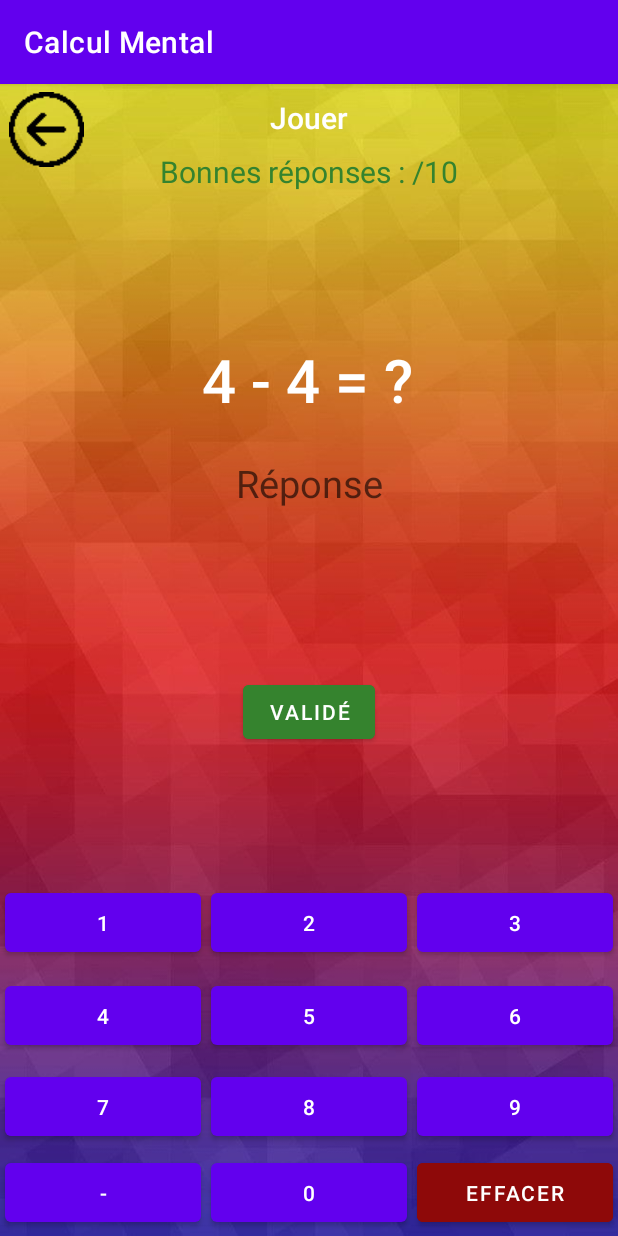
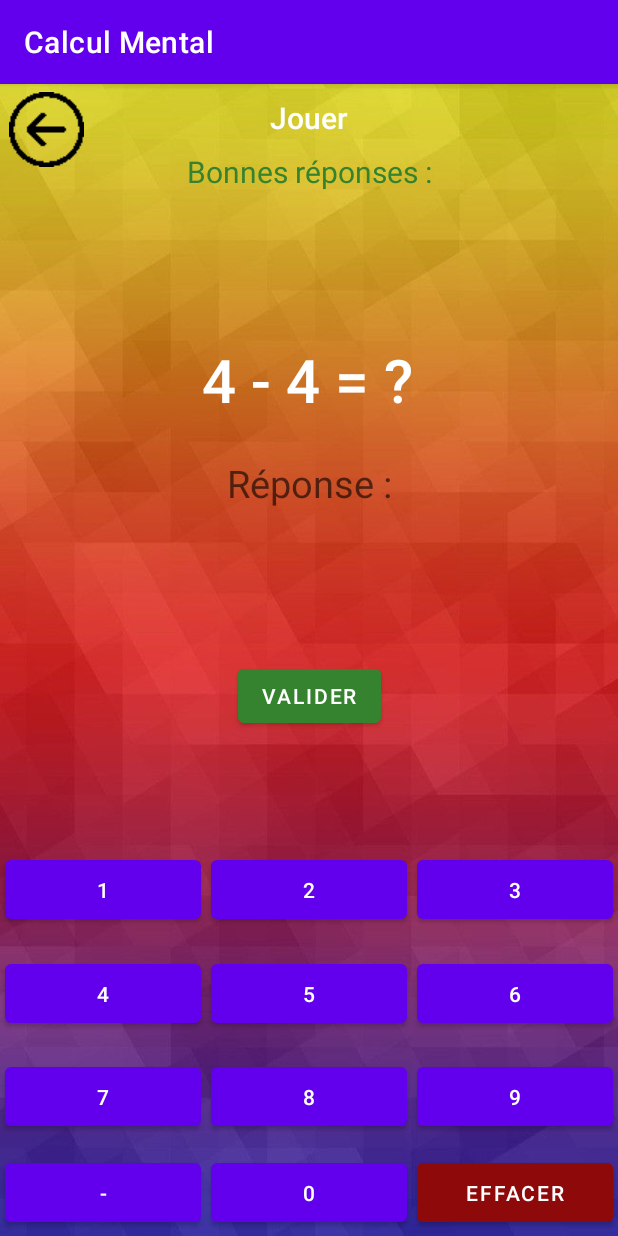
Before and after one commit to Adrien222/CalculMental, an Android app: the ActivityNiveau1 screen opened directly, with no data from a screen before it, on a phone screen of 412 x 824 dp. Run offline under Robolectric (Android 15) with nearby library versions, the phone set to English and light mode, and no system bars.

Commit message:
Ajout compteur mauvaises réponses, traduction en anglais

```diff
--- a/app/src/main/res/layout/activity_fin.xml
+++ b/app/src/main/res/layout/activity_fin.xml
@@ -11,7 +11,7 @@
         android:layout_width="wrap_content"
         android:layout_height="wrap_content"
         android:fontFamily="sans-serif-medium"
-        android:text="@string/niveau_1"
+        android:text="@string/jouer"
         android:textColor="@color/white"
         android:textSize="20dp"
         app:layout_constraintBottom_toTopOf="@+id/imageBien"
--- a/app/src/main/res/layout/activity_niveau1.xml
+++ b/app/src/main/res/layout/activity_niveau1.xml
@@ -301,10 +301,10 @@
         app:layout_constraintTop_toBottomOf="@+id/affichage_calcul" />
 
     <TextView
-        android:gravity="center"
         android:id="@+id/faux"
         android:layout_width="wrap_content"
         android:layout_height="wrap_content"
+        android:gravity="center"
         android:text="@string/faux"
         android:textColor="@color/yellow"
         android:textSize="45dp"
@@ -312,19 +312,21 @@
         app:layout_constraintBottom_toTopOf="@+id/guideline7"
         app:layout_constraintEnd_toStartOf="@+id/guideline6"
         app:layout_constraintStart_toStartOf="@+id/guideline5"
-        app:layout_constraintTop_toBottomOf="@+id/affichage_calcul" />
+        app:layout_constraintTop_toBottomOf="@+id/score"
+        app:layout_constraintVertical_bias="0.6" />
 
     <TextView
         android:id="@+id/la_reponse"
-        android:visibility="invisible"
         android:layout_width="wrap_content"
         android:layout_height="wrap_content"
+        android:layout_marginTop="24dp"
         android:text="TextView"
         android:textColor="@color/yellow"
         android:textSize="20dp"
+        android:visibility="invisible"
         app:layout_constraintEnd_toStartOf="@+id/guideline6"
         app:layout_constraintStart_toStartOf="@+id/guideline5"
-        app:layout_constraintTop_toTopOf="@+id/guideline7" />
+        app:layout_constraintTop_toBottomOf="@+id/faux" />
 
     <ImageButton
         android:id="@+id/btn_home"
@@ -338,5 +340,16 @@
         app:layout_constraintVertical_bias="0.01999998"
         app:srcCompat="@drawable/home" />
 
+    <TextView
+        android:id="@+id/mauvaisesrep"
+        android:layout_width="wrap_content"
+        android:layout_height="wrap_content"
+        android:text=""
+        app:layout_constraintBottom_toTopOf="@+id/affichage_calcul"
+        app:layout_constraintEnd_toStartOf="@+id/guideline6"
+        app:layout_constraintStart_toStartOf="@+id/guideline5"
+        app:layout_constraintTop_toBottomOf="@+id/score"
+        app:layout_constraintVertical_bias="0.100000024" />
+
 
 </androidx.constraintlayout.widget.ConstraintLayout>
--- a/app/src/main/res/values/strings.xml
+++ b/app/src/main/res/values/strings.xml
@@ -4,16 +4,17 @@
     <string name="jouer">Jouer</string>
     <string name="scoreboard">Scoreboard</string>
     <string name="a_propos">À propos</string>
-    <string name="valide">Validé</string>
-    <string name="reponse">Réponse</string>
+    <string name="valide">Valider</string>
+    <string name="reponse">Réponse :</string>
     <string name="correcte">Correcte</string>
     <string name="faux">Faux</string>
-    <string name="bonnes_reponses">Bonnes réponses : /10</string>
+    <string name="bonnes_reponses">Bonnes réponses :</string>
     <string name="suivant">suivant</string>
     <string name="effacer">effacer</string>
     <string name="menu_principal">Menu Principal</string>
     <string name="bien_joue">Bien joué !</string>
-    <string name="bof">Bof, tu peux mieux faire...</string>
-    <string name="pas_terrible"> Pas terrible...</string>
+    <string name="bof">Bof, tu peux mieux faire…</string>
+    <string name="pas_terrible"> Pas terrible…</string>
     <string name="aucun_resultat">Vous n\'avez saisie aucune valeur !</string>
+    <string name="mauvaises_rep">Mauvaises réponses :</string>
 </resources>
```
Also changed, not shown: app/src/main/java/neidra/fr/myapplication/ActivityNiveau1.java (+20 -23 lines), 1 other file.
